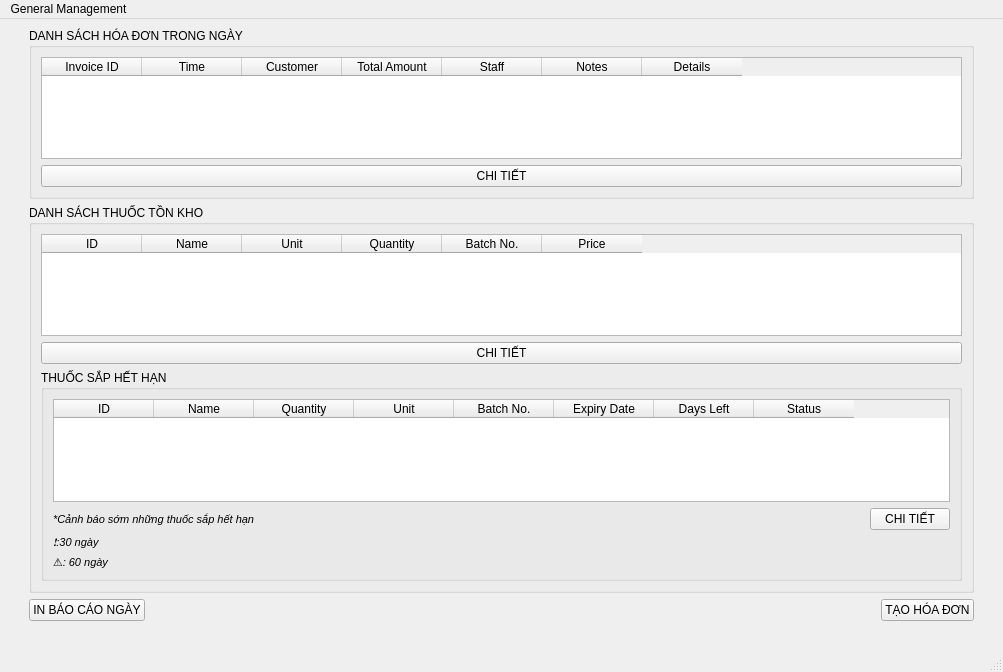
Old version of the form ui/main.ui in the repository thanhtranarch/HUST_PROJECT-I.
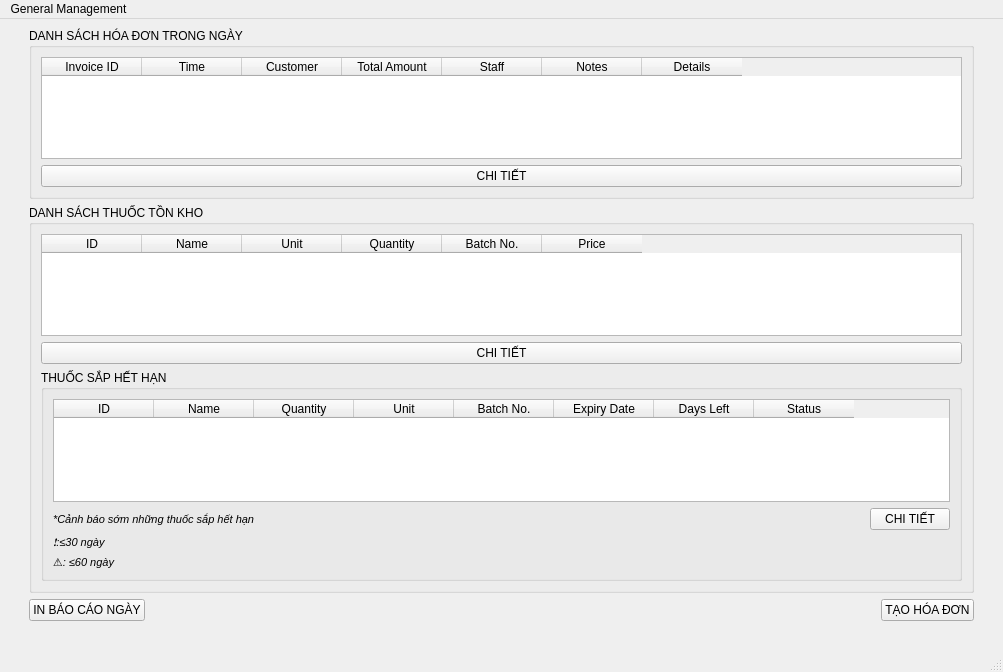
New version of the form.

Patch:
```diff
--- a/ui/main.ui
+++ b/ui/main.ui
@@ -119,7 +119,7 @@
              </font>
             </property>
             <property name="text">
-             <string>⚠️: 60 ngày </string>
+             <string>⚠️: ≤60 ngày </string>
             </property>
            </widget>
           </item>
@@ -132,7 +132,7 @@
              </font>
             </property>
             <property name="text">
-             <string>❗:30 ngày </string>
+             <string>❗:≤30 ngày </string>
             </property>
            </widget>
           </item>
@@ -222,7 +222,7 @@
      </spacer>
     </item>
     <item row="0" column="1" colspan="4">
-     <widget class="QGroupBox" name="invoice_daily">
+     <widget class="QGroupBox" name="invoice_daily_group">
       <property name="title">
        <string>DANH SÁCH HÓA ĐƠN TRONG NGÀY</string>
       </property>
@@ -235,7 +235,7 @@
         </widget>
        </item>
        <item row="0" column="0">
-        <widget class="QTableWidget" name="tableWidget">
+        <widget class="QTableWidget" name="invoice_daily">
          <property name="rowCount">
           <number>0</number>
          </property>
```
Left out of the diff: 2 changed lines with no effect on the pictures.
